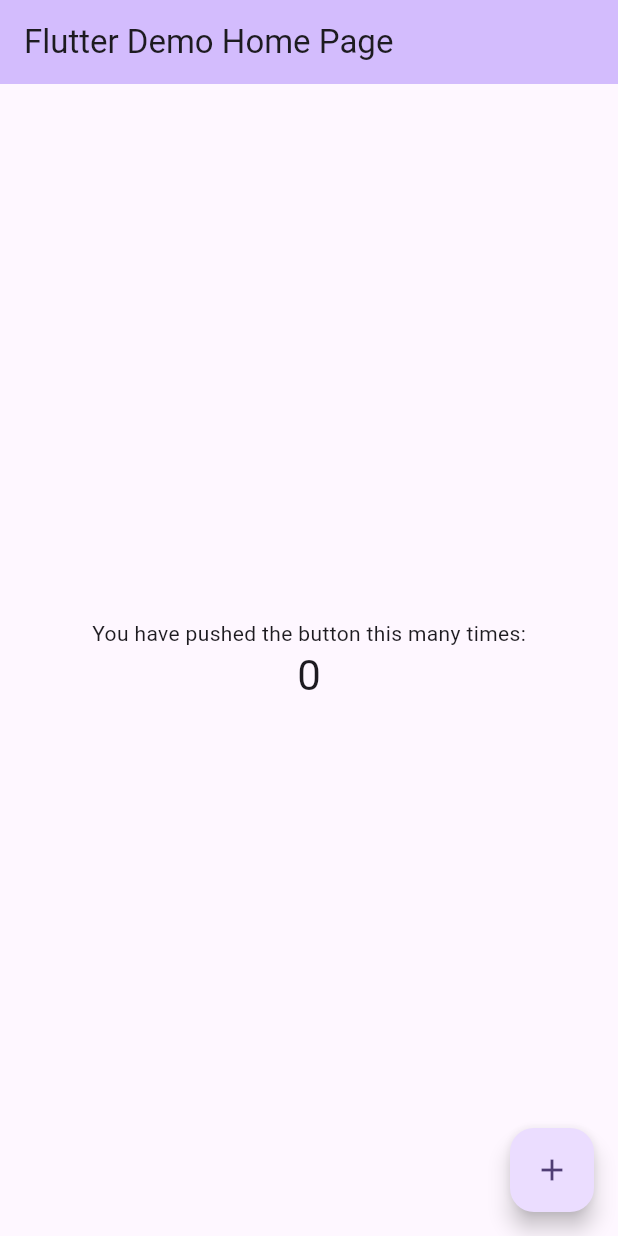
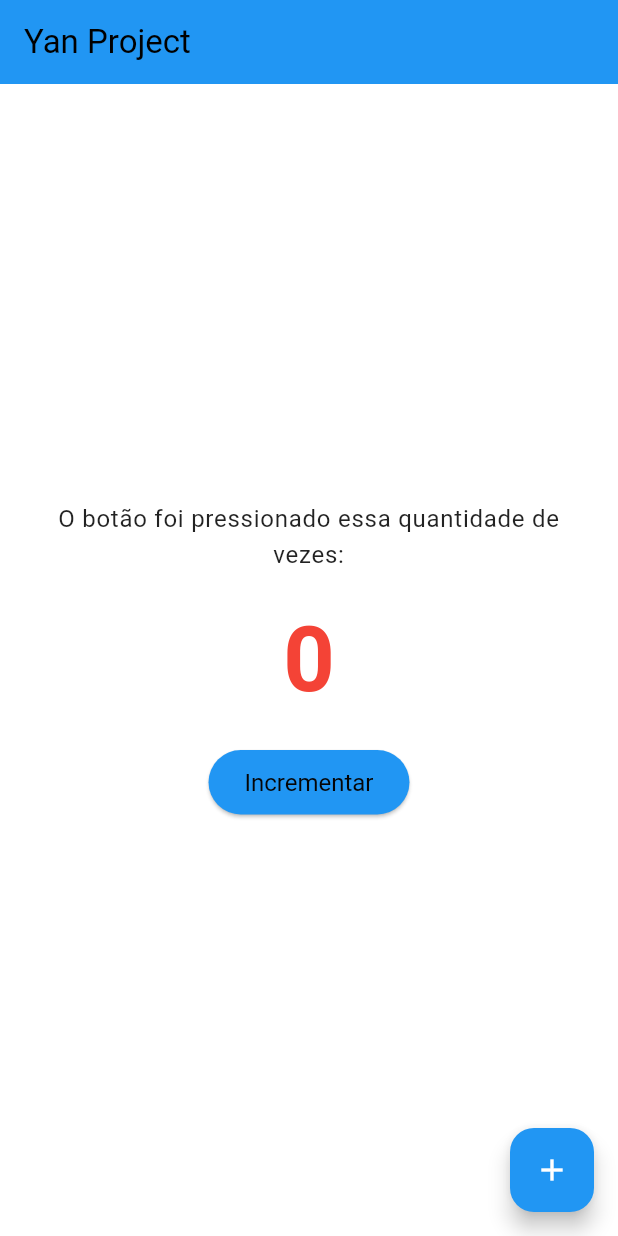
Before and after one commit to yancfgomes/curso-flutter-dio, a Flutter app: the screen it shows after launch, on a phone screen of 412 x 824 dp. Run offline on Flutter 3.47's test engine with Material 3 defaults, Android fonts, the phone set to English and light mode, and no system bars.

Commit message:
chore: Refactor main.dart to improve code readability and maintainability

```diff
--- a/flutter_application_1/lib/main.dart
+++ b/flutter_application_1/lib/main.dart
@@ -7,46 +7,40 @@ void main() {
 class MyApp extends StatelessWidget {
   const MyApp({super.key});
 
-  // This widget is the root of your application.
   @override
   Widget build(BuildContext context) {
     return MaterialApp(
       title: 'Flutter Demo',
-      theme: ThemeData(
-        // This is the theme of your application.
-        //
-        // TRY THIS: Try running your application with "flutter run". You'll see
-        // the application has a purple toolbar. Then, without quitting the app,
-        // try changing the seedColor in the colorScheme below to Colors.green
-        // and then invoke "hot reload" (save your changes or press the "hot
-        // reload" button in a Flutter-supported IDE, or press "r" if you used
-        // the command line to start the app).
-        //
-        // Notice that the counter didn't reset back to zero; the application
-        // state is not lost during the reload. To reset the state, use hot
-        // restart instead.
-        //
-        // This works for code too, not just values: Most code changes can be
-        // tested with just a hot reload.
-        colorScheme: ColorScheme.fromSeed(seedColor: Colors.deepPurple),
-        useMaterial3: true,
+      theme: _buildThemeData(),
+      home: const MyHomePage(title: 'Yan Project'),
+    );
+  }
+
+  ThemeData _buildThemeData() {
+    return ThemeData(
+      colorScheme: ColorScheme.fromSwatch(
+        primarySwatch: Colors.blue,
+      ).copyWith(
+        secondary: Colors.red,
       ),
-      home: const MyHomePage(title: 'Flutter Demo Home Page'),
+      textTheme: const TextTheme(
+        headlineLarge: TextStyle(
+          fontSize: 60,
+          fontWeight: FontWeight.bold,
+          color: Colors.black,
+        ),
+        bodyLarge: TextStyle(
+          fontSize: 16,
+          color: Colors.black87,
+        ),
+      ),
+      useMaterial3: true,
     );
   }
 }
 
 class MyHomePage extends StatefulWidget {
   const MyHomePage({super.key, required this.title});
-
-  // This widget is the home page of your application. It is stateful, meaning
-  // that it has a State object (defined below) that contains fields that affect
-  // how it looks.
-
-  // This class is the configuration for the state. It holds the values (in this
-  // case the title) provided by the parent (in this case the App widget) and
-  // used by the build method of the State. Fields in a Widget subclass are
-  // always marked "final".
 
   final String title;
 
@@ -59,67 +53,55 @@ class _MyHomePageState extends State<MyHomePage> {
 
   void _incrementCounter() {
     setState(() {
-      // This call to setState tells the Flutter framework that something has
-      // changed in this State, which causes it to rerun the build method below
-      // so that the display can reflect the updated values. If we changed
-      // _counter without calling setState(), then the build method would not be
-      // called again, and so nothing would appear to happen.
       _counter++;
     });
   }
 
   @override
   Widget build(BuildContext context) {
-    // This method is rerun every time setState is called, for instance as done
-    // by the _incrementCounter method above.
-    //
-    // The Flutter framework has been optimized to make rerunning build methods
-    // fast, so that you can just rebuild anything that needs updating rather
-    // than having to individually change instances of widgets.
     return Scaffold(
       appBar: AppBar(
-        // TRY THIS: Try changing the color here to a specific color (to
-        // Colors.amber, perhaps?) and trigger a hot reload to see the AppBar
-        // change color while the other colors stay the same.
-        backgroundColor: Theme.of(context).colorScheme.inversePrimary,
-        // Here we take the value from the MyHomePage object that was created by
-        // the App.build method, and use it to set our appbar title.
+        backgroundColor: Theme.of(context).colorScheme.primary,
         title: Text(widget.title),
       ),
       body: Center(
-        // Center is a layout widget. It takes a single child and positions it
-        // in the middle of the parent.
-        child: Column(
-          // Column is also a layout widget. It takes a list of children and
-          // arranges them vertically. By default, it sizes itself to fit its
-          // children horizontally, and tries to be as tall as its parent.
-          //
-          // Column has various properties to control how it sizes itself and
-          // how it positions its children. Here we use mainAxisAlignment to
-          // center the children vertically; the main axis here is the vertical
-          // axis because Columns are vertical (the cross axis would be
-          // horizontal).
-          //
-          // TRY THIS: Invoke "debug painting" (choose the "Toggle Debug Paint"
-          // action in the IDE, or press "p" in the console), to see the
-          // wireframe for each widget.
-          mainAxisAlignment: MainAxisAlignment.center,
-          children: <Widget>[
-            const Text(
-              'You have pushed the button this many times:',
-            ),
-            Text(
-              '$_counter',
-              style: Theme.of(context).textTheme.headlineMedium,
-            ),
-          ],
-        ),
+        child: _buildCounterColumn(context),
       ),
       floatingActionButton: FloatingActionButton(
         onPressed: _incrementCounter,
         tooltip: 'Increment',
         child: const Icon(Icons.add),
-      ), // This trailing comma makes auto-formatting nicer for build methods.
+      ),
+    );
+  }
+
+  Column _buildCounterColumn(BuildContext context) {
+    return Column(
+      mainAxisAlignment: MainAxisAlignment.center,
+      children: <Widget>[
+        Padding(
+          padding: const EdgeInsets.symmetric(horizontal: 20.0),
+          child: Text(
+            'O botão foi pressionado essa quantidade de vezes:',
+            style: Theme.of(context).textTheme.bodyLarge,
+            textAlign: TextAlign.center,
+          ),
+        ),
+        const SizedBox(height: 20),
+        Text(
+          '$_counter',
+          style: Theme.of(context).textTheme.headlineLarge?.copyWith(color: Theme.of(context).colorScheme.secondary),
+        ),
+        const SizedBox(height: 20),
+        ElevatedButton(
+          onPressed: _incrementCounter,
+          style: ElevatedButton.styleFrom(
+            foregroundColor: const Color.fromARGB(255, 5, 5, 5), backgroundColor: Theme.of(context).colorScheme.primary,
+            textStyle: const TextStyle(fontSize: 16),
+            padding: const EdgeInsets.symmetric(horizontal: 24, vertical: 12),
+          ),
+          child: const Text('Incrementar'), )
+      ],
     );
   }
 }
```
